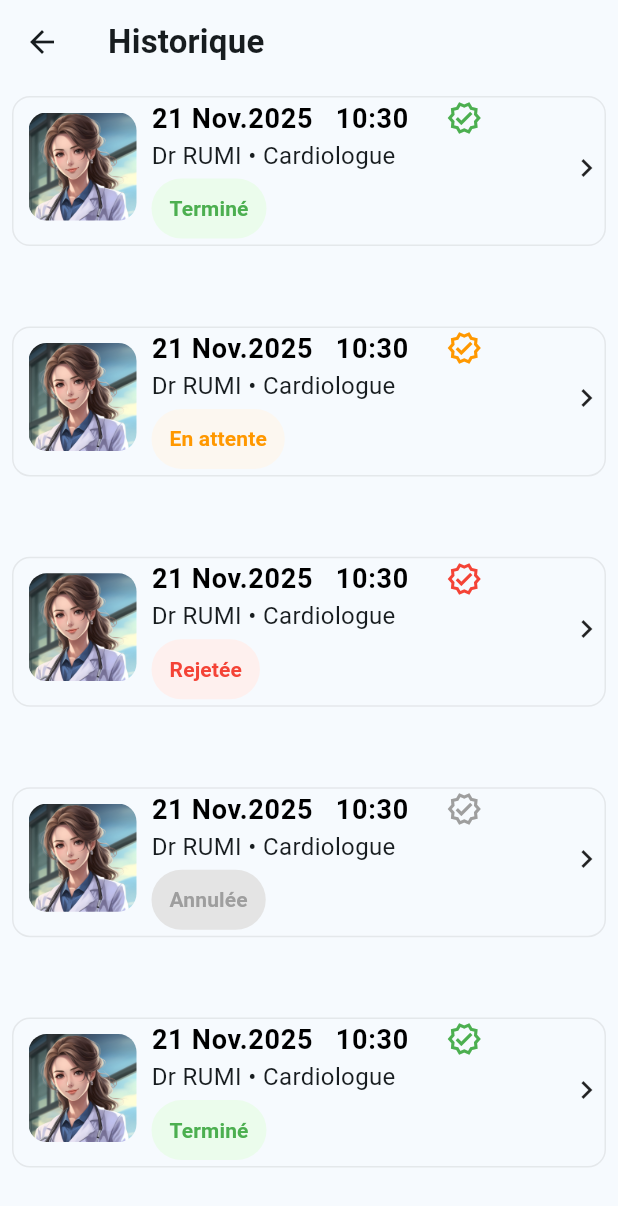
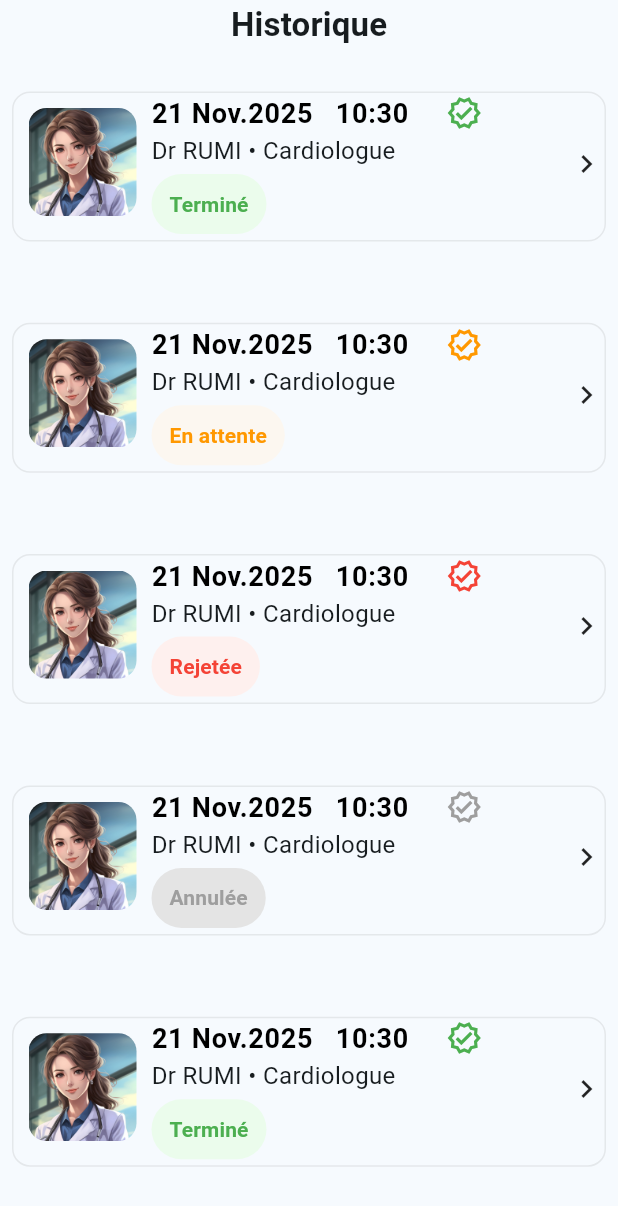
Before and after one commit to eunicemeye18/MediCare, a Flutter app: the ActivitiesPage screen opened directly, on a phone screen of 412 x 824 dp. Shown: the top 1206 px of the screen. Run offline on Flutter 3.47's test engine with Material 3 defaults, Android fonts, the phone set to English and light mode, and no system bars; our stand-ins replace go_router, pinput, smooth_page_indicator; missing offline and left inert: kkiapay_flutter_sdk; Roboto replaces fonts that are missing (inter).

Commit message:
Sauvegarde avant migration

```diff
--- a/lib/main.dart
+++ b/lib/main.dart
@@ -16,6 +16,7 @@ import 'package:medicare/pages/list_doctors_page.dart';
 import 'package:medicare/pages/profile_modificaton_page.dart';
 import 'package:medicare/pages/profile_page.dart';
 import 'package:medicare/pages/shell_page.dart';
+import 'package:medicare/pages/success_page_screen.dart';
 import 'package:medicare/pages/summary_screen_page.dart';
 
 final GoRouter router = GoRouter(
@@ -59,6 +60,10 @@ final GoRouter router = GoRouter(
     GoRoute(
       path: '/profile_modification',
       builder: (context, state) => ProfileModificatonPage(),
+    ),
+    GoRoute(
+      path: '/success_page',
+      builder: (context, state) => SuccessPageScreen(),
     ),
     ShellRoute(
       builder: (context, state, child) {
--- a/lib/pages/activities_page.dart
+++ b/lib/pages/activities_page.dart
@@ -12,16 +12,19 @@ class _ActivitiesPageState extends State<ActivitiesPage> {
   @override
   Widget build(BuildContext context) {
     return Scaffold(
-      appBar: AppBar(
-        title: Text(
+      // appBar: AppBar(
+      //   title:
+      // ),
+      body: SafeArea(
+        child: Column(
+          children: [
+            Text(
               "Historique",
               style: Theme.of(
                 context,
               ).textTheme.titleMedium?.copyWith(fontWeight: FontWeight.bold),
             ),
-      ),
-      body: Column(
-        children: [
+            SizedBox(height: 20),
             Expanded(
               child: HistoricalCard(
                 colors: Colors.green,
@@ -59,6 +62,7 @@ class _ActivitiesPageState extends State<ActivitiesPage> {
             ),
           ],
         ),
+      ),
     );
   }
 }
--- a/lib/widgets/doctor_card.dart
+++ b/lib/widgets/doctor_card.dart
@@ -35,7 +35,7 @@ class DoctorCard extends StatelessWidget {
                     top: 0,
                     child: IconButton(
                       onPressed: onFavoritePressed,
-                      style: IconButton.styleFrom(elevation: 4),
+                      style: IconButton.styleFrom(elevation: 12),
                       icon: Icon(
                         doctor.isFavorite
                             ? Icons.favorite
--- a/pubspec.yaml
+++ b/pubspec.yaml
@@ -38,6 +38,7 @@ dependencies:
   go_router: ^17.3.0
   dots_indicator: ^4.0.1
   smooth_page_indicator: ^2.0.1
+  kkiapay_flutter_sdk: ^1.3.4
 dev_dependencies:
   flutter_test:
     sdk: flutter
```
Also changed, not shown: lib/pages/summary_screen_page.dart (+45 -45 lines), pubspec.lock, 5 other files. Lines whose indentation alone changed are shown as unchanged.
